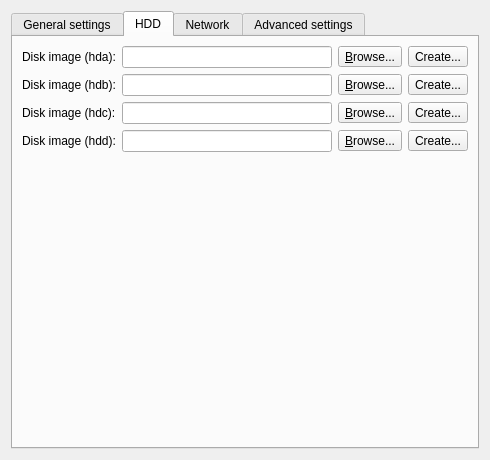
First picture: the form in gns3/modules/qemu/ui/qemu_vm_configuration_page.ui, repository GNS3/gns3-gui, before the edit.
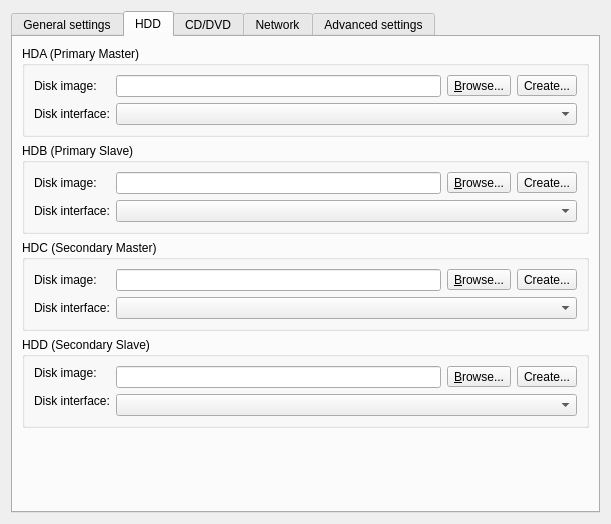
Second picture: the form after the edit. The open tabs and pages were chosen to show the change.

Commit message: Support for Qemu disk interfaces, cd/dvd-rom image and boot priority.

Patch:
```diff
--- a/gns3/modules/qemu/ui/qemu_vm_configuration_page.ui
+++ b/gns3/modules/qemu/ui/qemu_vm_configuration_page.ui
@@ -6,8 +6,8 @@
    <rect>
     <x>0</x>
     <y>0</y>
-    <width>490</width>
-    <height>460</height>
+    <width>611</width>
+    <height>524</height>
    </rect>
   </property>
   <property name="windowTitle">
@@ -162,11 +162,17 @@
       <attribute name="title">
        <string>HDD</string>
       </attribute>
+      <layout class="QVBoxLayout" name="verticalLayout_3">
+       <item>
+        <widget class="QGroupBox" name="uiHdaGroupBox">
+         <property name="title">
+          <string>HDA (Primary Master)</string>
+         </property>
       <layout class="QGridLayout" name="gridLayout_6">
        <item row="0" column="0">
         <widget class="QLabel" name="uiHdaDiskImageLabel">
          <property name="text">
-          <string>Disk image (hda):</string>
+             <string>Disk image:</string>
          </property>
         </widget>
        </item>
@@ -195,13 +201,32 @@
         </layout>
        </item>
        <item row="1" column="0">
+           <widget class="QLabel" name="uiHdaDiskInterfaceLabel">
+            <property name="text">
+             <string>Disk interface:</string>
+            </property>
+           </widget>
+          </item>
+          <item row="1" column="1">
+           <widget class="QComboBox" name="uiHdaDiskInterfaceComboBox"/>
+          </item>
+         </layout>
+        </widget>
+       </item>
+       <item>
+        <widget class="QGroupBox" name="uiHdbgroupBox">
+         <property name="title">
+          <string>HDB (Primary Slave)</string>
+         </property>
+         <layout class="QGridLayout" name="gridLayout_7">
+          <item row="0" column="0">
         <widget class="QLabel" name="uiHdbDiskImageLabel">
          <property name="text">
-          <string>Disk image (hdb):</string>
+             <string>Disk image:</string>
          </property>
         </widget>
        </item>
-       <item row="1" column="1">
+          <item row="0" column="1">
         <layout class="QHBoxLayout" name="horizontalLayout_4">
          <item>
           <widget class="QLineEdit" name="uiHdbDiskImageLineEdit"/>
@@ -225,14 +250,40 @@
          </item>
         </layout>
        </item>
-       <item row="2" column="0">
+          <item row="1" column="0">
+           <widget class="QLabel" name="uiHdbDiskInterfaceLabel">
+            <property name="text">
+             <string>Disk interface:</string>
+            </property>
+           </widget>
+          </item>
+          <item row="1" column="1">
+           <widget class="QComboBox" name="uiHdbDiskInterfaceComboBox">
+            <property name="minimumSize">
+             <size>
+              <width>100</width>
+              <height>0</height>
+             </size>
+            </property>
+           </widget>
+          </item>
+         </layout>
+        </widget>
+       </item>
+       <item>
+        <widget class="QGroupBox" name="uiHdcGroupBox">
+         <property name="title">
+          <string>HDC (Secondary Master)</string>
+         </property>
+         <layout class="QGridLayout" name="gridLayout_8">
+          <item row="0" column="0">
         <widget class="QLabel" name="uiHdcDiskImageLabel">
          <property name="text">
-          <string>Disk image (hdc):</string>
+             <string>Disk image:</string>
          </property>
         </widget>
        </item>
-       <item row="2" column="1">
+          <item row="0" column="1">
         <layout class="QHBoxLayout" name="horizontalLayout_9">
          <item>
           <widget class="QLineEdit" name="uiHdcDiskImageLineEdit"/>
@@ -256,14 +307,40 @@
          </item>
         </layout>
        </item>
-       <item row="3" column="0">
+          <item row="1" column="0">
+           <widget class="QLabel" name="uiHdcDiskInterfaceLabel">
+            <property name="text">
+             <string>Disk interface:</string>
+            </property>
+           </widget>
+          </item>
+          <item row="1" column="1">
+           <widget class="QComboBox" name="uiHdcDiskInterfaceComboBox">
+            <property name="minimumSize">
+             <size>
+              <width>100</width>
+              <height>0</height>
+             </size>
+            </property>
+           </widget>
+          </item>
+         </layout>
+        </widget>
+       </item>
+       <item>
+        <widget class="QGroupBox" name="uiHddGroupBox">
+         <property name="title">
+          <string>HDD (Secondary Slave)</string>
+         </property>
+         <layout class="QGridLayout" name="gridLayout_9">
+          <item row="0" column="0">
         <widget class="QLabel" name="uiHddDiskImageLabel">
          <property name="text">
-          <string>Disk image (hdd):</string>
+             <string>Disk image:</string>
          </property>
         </widget>
        </item>
-       <item row="3" column="1">
+          <item row="0" column="1" rowspan="2">
         <layout class="QHBoxLayout" name="horizontalLayout_10">
          <item>
           <widget class="QLineEdit" name="uiHddDiskImageLineEdit"/>
@@ -287,7 +364,27 @@
          </item>
         </layout>
        </item>
-       <item row="4" column="0" colspan="2">
+          <item row="1" column="0" rowspan="2">
+           <widget class="QLabel" name="uiHddDiskInterfaceLabel">
+            <property name="text">
+             <string>Disk interface:</string>
+            </property>
+           </widget>
+          </item>
+          <item row="2" column="1">
+           <widget class="QComboBox" name="uiHddDiskInterfaceComboBox">
+            <property name="minimumSize">
+             <size>
+              <width>100</width>
+              <height>0</height>
+             </size>
+            </property>
+           </widget>
+          </item>
+         </layout>
+        </widget>
+       </item>
+       <item>
         <spacer name="spacer_3">
          <property name="orientation">
           <enum>Qt::Vertical</enum>
@@ -302,7 +399,60 @@
        </item>
       </layout>
      </widget>
-     <widget class="QWidget" name="tab_7">
+     <widget class="QWidget" name="uiCdromTab">
+      <attribute name="title">
+       <string>CD/DVD</string>
+      </attribute>
+      <layout class="QVBoxLayout" name="verticalLayout_4">
+       <item>
+        <widget class="QGroupBox" name="uiCdromGroupBox">
+         <property name="title">
+          <string>CD/DVD-ROM</string>
+         </property>
+         <layout class="QGridLayout" name="gridLayout_10">
+          <item row="0" column="0">
+           <widget class="QLabel" name="uiCdromImageLabel">
+            <property name="text">
+             <string>Image:</string>
+            </property>
+           </widget>
+          </item>
+          <item row="0" column="1">
+           <layout class="QHBoxLayout" name="horizontalLayout_11">
+            <item>
+             <widget class="QLineEdit" name="uiCdromImageLineEdit"/>
+            </item>
+            <item>
+             <widget class="QToolButton" name="uiCdromImageToolButton">
+              <property name="text">
+               <string>&amp;Browse...</string>
+              </property>
+              <property name="toolButtonStyle">
+               <enum>Qt::ToolButtonTextOnly</enum>
+              </property>
+             </widget>
+            </item>
+           </layout>
+          </item>
+         </layout>
+        </widget>
+       </item>
+       <item>
+        <spacer name="verticalSpacer_2">
+         <property name="orientation">
+          <enum>Qt::Vertical</enum>
+         </property>
+         <property name="sizeHint" stdset="0">
+          <size>
+           <width>20</width>
+           <height>381</height>
+          </size>
+         </property>
+        </spacer>
+       </item>
+      </layout>
+     </widget>
+     <widget class="QWidget" name="uiNetworkTab">
       <attribute name="title">
        <string>Network</string>
       </attribute>
```
Left out of the diff: 26 changed lines with no effect on the pictures. Lines whose indentation alone changed are shown as unchanged. The commit also changes 7 other files.
